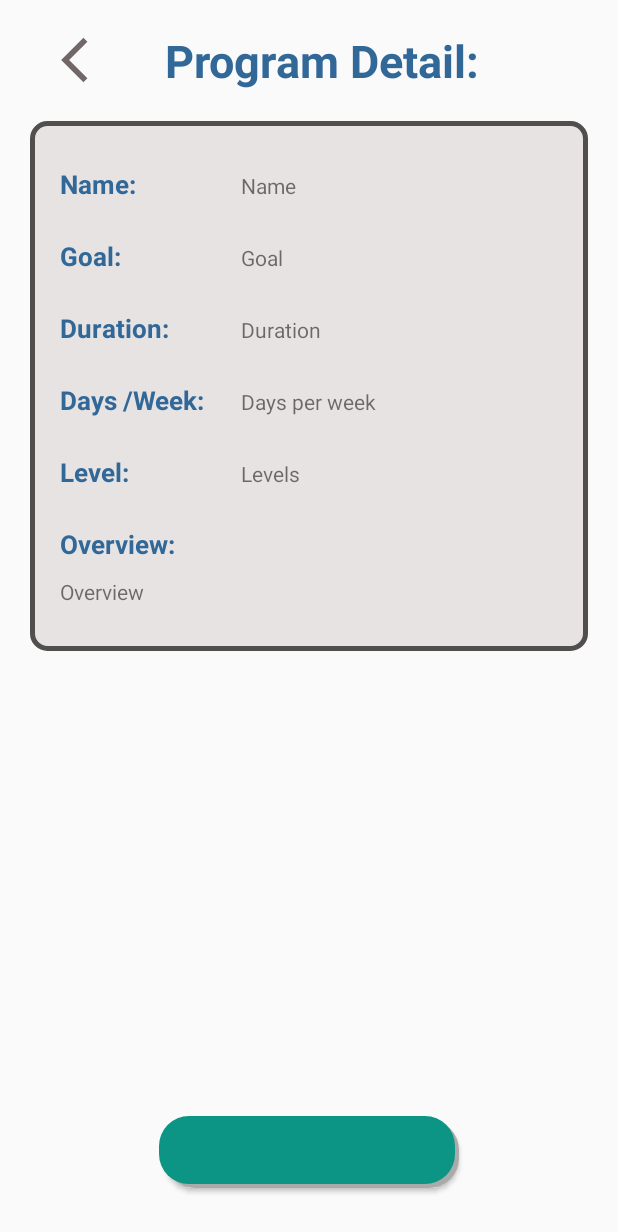
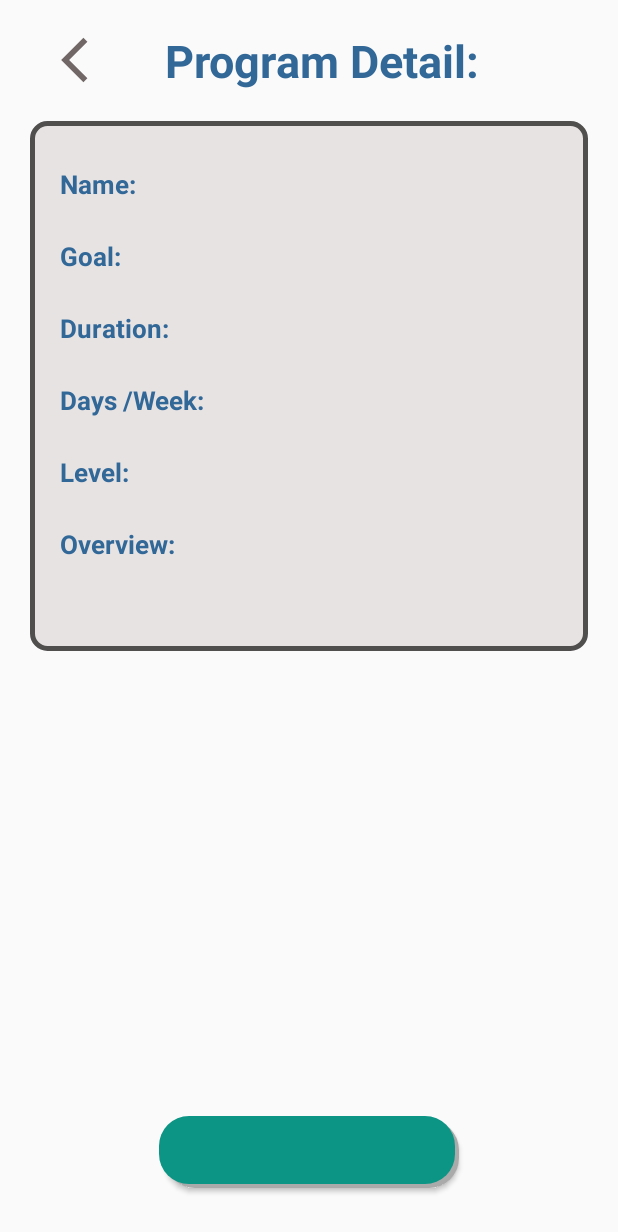
Before and after one commit to trungne/Fitness, an Android app: the ProgramDetailActivity screen opened directly, with no data from a screen before it, on a phone screen of 412 x 824 dp. Shown: the top 1232 px of the screen. Run offline under Robolectric (Android 15) with nearby library versions, the phone set to English and light mode, and no system bars; our stand-ins replace Firebase (no records; nobody signed in at launch, a user with empty details on screens opened directly); 4 statements that could not run were skipped.

Commit message:
remove text holders

```diff
--- a/app/src/main/res/layout/activity_program_detail.xml
+++ b/app/src/main/res/layout/activity_program_detail.xml
@@ -61,8 +61,7 @@
                 android:layout_width="wrap_content"
                 android:layout_height="48dp"
                 android:layout_marginStart="20dp"
-                android:layout_marginTop="30dp"
-                android:text="Name" />
+                android:layout_marginTop="30dp" />
 
         </TableRow>
 
@@ -83,7 +82,6 @@
                 android:layout_width="wrap_content"
                 android:layout_height="48dp"
                 android:layout_marginStart="20dp"
-                android:text="Goal"
 
                 />
 
@@ -107,7 +105,6 @@
                 android:layout_width="wrap_content"
                 android:layout_height="48dp"
                 android:layout_marginStart="20dp"
-                android:text="Duration"
 
                 />
         </TableRow>
@@ -130,7 +127,6 @@
                 android:layout_width="wrap_content"
                 android:layout_height="48dp"
                 android:layout_marginStart="20dp"
-                android:text="Days per week"
 
 
                 />
@@ -153,8 +149,7 @@
                 android:id="@+id/programDetailLevels"
                 android:layout_width="wrap_content"
                 android:layout_height="48dp"
-                android:layout_marginStart="20dp"
-                android:text="Levels" />
+                android:layout_marginStart="20dp" />
         </TableRow>
 
         <TableRow>
@@ -171,14 +166,14 @@
 
 
         </TableRow>
+
         <TextView
             android:id="@+id/programDetailOverview"
             android:layout_width="wrap_content"
             android:layout_height="wrap_content"
             android:layout_marginStart="20dp"
             android:layout_marginTop="10dp"
-            android:paddingBottom="30dp"
-            android:text="Overview" />
+            android:paddingBottom="30dp" />
 
 
     </TableLayout>
--- a/app/src/main/res/layout/fragment_workout_session.xml
+++ b/app/src/main/res/layout/fragment_workout_session.xml
@@ -92,9 +92,8 @@
         android:layout_width="200dp"
         android:layout_height="50dp"
         android:layout_marginBottom="16dp"
+        android:background="@drawable/button_1"
         android:textColor="@color/white"
-        android:background="@drawable/button_1"
-        android:text="Finish"
         app:layout_constraintBottom_toBottomOf="parent"
         app:layout_constraintEnd_toEndOf="parent"
         app:layout_constraintHorizontal_bias="0.498"
```
Also changed, not shown: app/src/main/res/layout/fragment_user.xml (+5 -8 lines).
